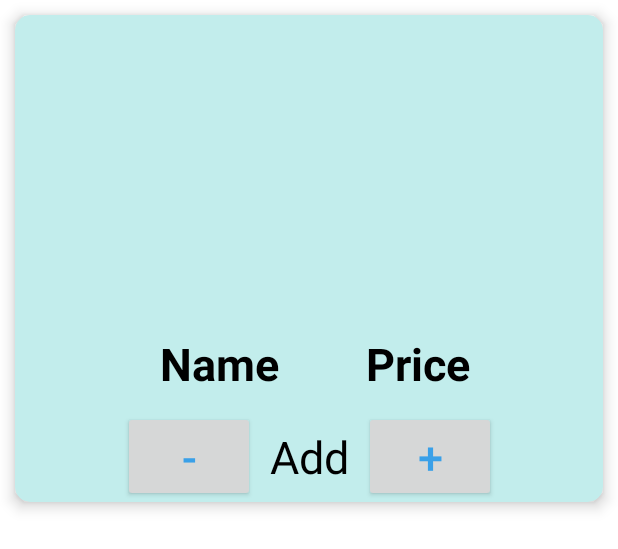
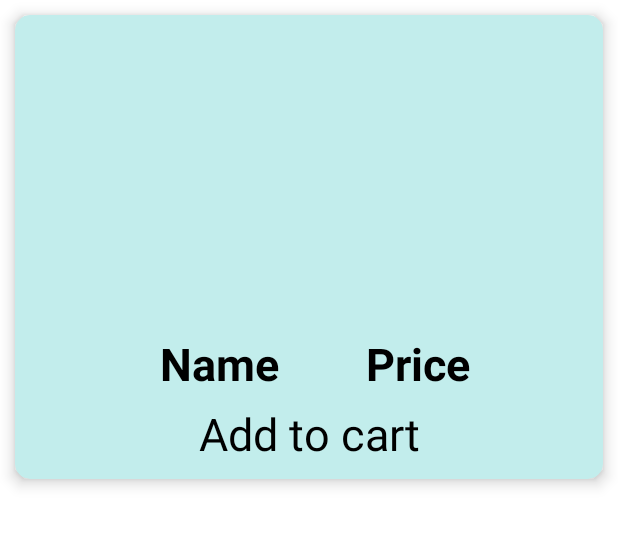
Before and after one commit to TranThiLanAnhRikai/POSAPP, an Android app: the layout order_item.xml on its own in the app's theme, with its tools: preview values and no code run, on a phone screen of 412 x 824 dp. Shown: the top 549 px of the screen. Run offline under Robolectric (Android 15) with nearby library versions, the phone set to English and light mode, and no system bars; Roboto replaces fonts that are not available here.

Commit message:
Show items on the order fragment and change the shown items when user clicks on a different button

```diff
--- a/app/src/main/java/com/example/pos/AddMenuFragment.kt
+++ b/app/src/main/java/com/example/pos/AddMenuFragment.kt
@@ -41,7 +41,7 @@ class AddMenuFragment : Fragment() {
         binding = fragmentBinding
         val dao = PosAdminRoomDatabase.getDatabase(requireContext()).menuItemDao()
         val repository = MenuItemRepository(dao)
-        val factory = MenuViewModelFactory(repository)
+        val factory = MenuViewModelFactory(repository, requireContext())
         menuViewModel = ViewModelProvider(this, factory)[MenuViewModel::class.java]
         return fragmentBinding.root
     }
--- a/app/src/main/java/com/example/pos/MenuFragment.kt
+++ b/app/src/main/java/com/example/pos/MenuFragment.kt
@@ -27,7 +27,7 @@ class MenuFragment : Fragment() {
         binding = fragmentBinding
         val dao = PosAdminRoomDatabase.getDatabase(requireContext()).menuItemDao()
         val repository = MenuItemRepository(dao)
-        val factory = MenuViewModelFactory(repository)
+        val factory = MenuViewModelFactory(repository, requireContext())
         menuViewModel = ViewModelProvider(this, factory)[MenuViewModel::class.java]
         return fragmentBinding.root
     }
--- a/app/src/main/java/com/example/pos/data/PosAdminRoomDatabase.kt
+++ b/app/src/main/java/com/example/pos/data/PosAdminRoomDatabase.kt
@@ -17,7 +17,6 @@ import com.example.pos_admin.data.entity.User
 abstract class PosAdminRoomDatabase: RoomDatabase() {
     abstract fun userDao(): UserDao
     abstract fun shiftDao(): ShiftDao
-
     abstract fun notificationDao(): NotificationDao
     abstract fun menuItemDao(): MenuItemDao
 
--- a/app/src/main/java/com/example/pos/data/entity/CartItem.kt
+++ b/app/src/main/java/com/example/pos/data/entity/CartItem.kt
@@ -9,11 +9,13 @@ data class CartItem (
     @PrimaryKey(autoGenerate = true)
     val id: Int = 0,
     @ColumnInfo(name = "oder_number")
-    val orderNumber: Int,
+    val orderNumber: String,
     @ColumnInfo(name="img_path")
     val image: String,
     @ColumnInfo(name = "price")
     val price: String,
     @ColumnInfo(name = "quantity")
     val quantity: String,
+    @ColumnInfo(name = "sub_total")
+    val subTotal: String
     )
--- a/app/src/main/java/com/example/pos/data/repository/CartRepository.kt
+++ b/app/src/main/java/com/example/pos/data/repository/CartRepository.kt
@@ -8,7 +8,7 @@ import com.example.pos.data.entity.CartItem
 
 class CartItemRepository(private val cartItemDao: CartItemDao) {
 
-    fun getCart(orderNumber: Int): LiveData<List<CartItem>> {
+    fun getCartItems(orderNumber: Int): LiveData<List<CartItem>> {
         return cartItemDao.getCart(orderNumber)
     }
 
--- /dev/null
+++ b/app/src/main/res/drawable/ic_add_circle.xml
@@ -0,0 +1,4 @@
+<vector android:height="30dp" android:viewportHeight="24"
+    android:viewportWidth="24" android:width="30dp" xmlns:android="http://schemas.android.com/apk/res/android">
+    <path android:fillColor="#FF000000" android:pathData="M13,7h-2v4L7,11v2h4v4h2v-4h4v-2h-4L13,7zM12,2C6.48,2 2,6.48 2,12s4.48,10 10,10 10,-4.48 10,-10S17.52,2 12,2zM12,20c-4.41,0 -8,-3.59 -8,-8s3.59,-8 8,-8 8,3.59 8,8 -3.59,8 -8,8z"/>
+</vector>
--- /dev/null
+++ b/app/src/main/res/drawable/ic_remove_circle.xml
@@ -0,0 +1,4 @@
+<vector android:height="30dp" android:viewportHeight="24"
+    android:viewportWidth="24" android:width="30dp" xmlns:android="http://schemas.android.com/apk/res/android">
+    <path android:fillColor="#FF000000" android:pathData="M7,11v2h10v-2L7,11zM12,2C6.48,2 2,6.48 2,12s4.48,10 10,10 10,-4.48 10,-10S17.52,2 12,2zM12,20c-4.41,0 -8,-3.59 -8,-8s3.59,-8 8,-8 8,3.59 8,8 -3.59,8 -8,8z"/>
+</vector>
--- a/app/src/main/res/layout/order_item.xml
+++ b/app/src/main/res/layout/order_item.xml
@@ -1,4 +1,13 @@
 <?xml version="1.0" encoding="utf-8"?>
+<layout>
+    <data>
+        <variable
+            name="menuViewModel"
+            type="com.example.pos.model.MenuViewModel" />
+        <variable
+            name="itemId"
+            type="String" />
+    </data>
 <androidx.cardview.widget.CardView xmlns:android="http://schemas.android.com/apk/res/android"
     xmlns:app="http://schemas.android.com/apk/res-auto"
     android:layout_width="match_parent"
@@ -53,39 +62,55 @@
                 app:layout_constraintTop_toBottomOf="@+id/item_name"
                 android:text="Price" />
         </LinearLayout>
-
+        <TextView
+            android:id="@+id/add_to_cart"
+            android:layout_width="wrap_content"
+            android:layout_height="wrap_content"
+            android:textSize="30sp"
+            android:text="Add to cart"
+            android:onClick="@{() -> menuViewModel.updateQuantity()}"
+            android:textColor="@color/black"
+            app:layout_constraintTop_toBottomOf="@+id/item_info"
+            app:layout_constraintLeft_toLeftOf="parent"
+            app:layout_constraintRight_toRightOf="parent"
+            android:padding="10dp"/>
         <LinearLayout
+            android:id="@+id/addMoreLayout"
             android:layout_width="wrap_content"
             android:layout_height="wrap_content"
             android:orientation="horizontal"
             android:layout_marginTop="15dp"
             android:gravity="center"
-            app:layout_constraintTop_toBottomOf="@+id/item_info"
+            android:visibility="gone"
+            app:layout_constraintTop_toBottomOf="@+id/add_to_cart"
             app:layout_constraintLeft_toLeftOf="parent"
             app:layout_constraintRight_toRightOf="parent">
-            <androidx.appcompat.widget.AppCompatButton
-                android:id="@+id/add_btn"
+            <ImageView android:id="@+id/imageMinus"
+                android:layout_width="30dp"
+                android:layout_height="30dp"
+                android:layout_gravity="center_horizontal"
+                android:src="@drawable/ic_remove_circle"
+                app:tint="@color/purple_700" />
+            <TextView android:id="@+id/quantity"
                 android:layout_width="wrap_content"
                 android:layout_height="wrap_content"
-                android:text="-"
-                android:textSize="30sp"
-                android:textColor="@color/dark_blue"/>
-            <TextView
-                android:layout_width="wrap_content"
-                android:layout_height="wrap_content"
-                android:textSize="30sp"
-                android:text="Add"
+                android:textSize="16sp"
+                android:layout_marginStart="05dp"
+                android:layout_marginEnd="05dp"
                 android:textColor="@color/black"
-                android:padding="10dp"/>
-            <androidx.appcompat.widget.AppCompatButton
-                android:id="@+id/minus_btn"
-                android:layout_width="wrap_content"
-                android:layout_height="wrap_content"
-                android:text="+"
-                android:textColor="@color/dark_blue"
-                android:textSize="30sp"/>
+                android:text="1"
+                android:gravity="center_horizontal" />
+
+            <ImageView android:id="@+id/imageAddOne"
+                android:layout_width="30dp"
+                android:layout_height="30dp"
+                android:layout_gravity="center_horizontal"
+                android:src="@drawable/ic_add_circle"
+                app:tint="@color/purple_700" />
+
         </LinearLayout>
 
     </androidx.constraintlayout.widget.ConstraintLayout>
 
 </androidx.cardview.widget.CardView>
+</layout>
```
Also changed, not shown: app/src/main/java/com/example/pos/FirstLoginFragment.kt (+6 -6 lines), app/src/main/java/com/example/pos/OrderFragment.kt (+3 -4 lines), app/src/main/java/com/example/pos/adapter/OrderItemsAdapter.kt (+5 -5 lines), app/src/main/java/com/example/pos/model/MenuViewModel.kt (+36 -3 lines).
